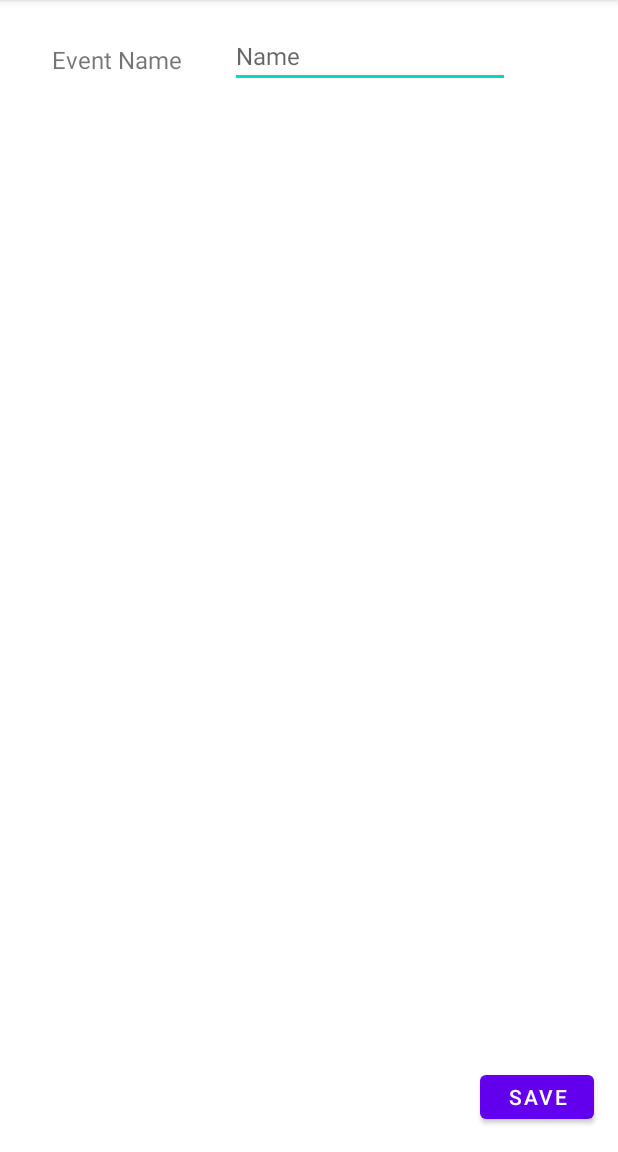
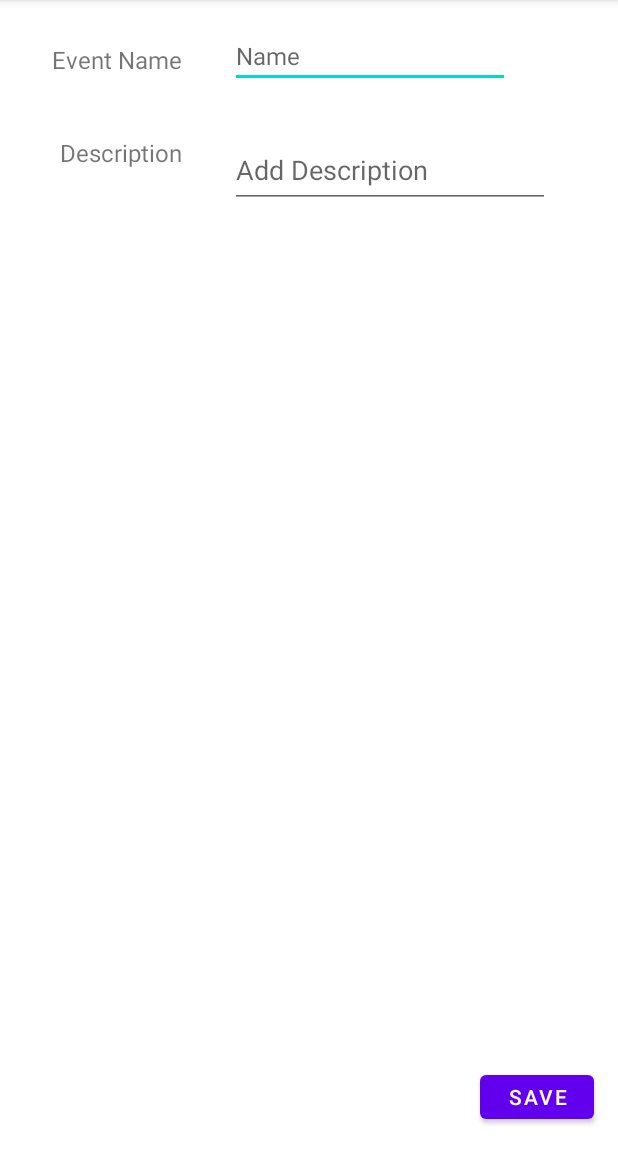
Before and after one commit to Azura-yuwi/OnTrack, an Android app: the DisplayEvent screen opened directly, with no data from a screen before it, after a tap on "EDIT", on a phone screen of 412 x 824 dp, the part 84-1236 px from its top. Run offline under Robolectric (Android 15) with nearby library versions, the phone set to English and light mode, and no system bars.

Commit message:
02/23/2022 Description field added

```diff
--- a/app/src/main/java/com/example/ontrack/DisplayEvent.java
+++ b/app/src/main/java/com/example/ontrack/DisplayEvent.java
@@ -22,17 +22,26 @@ public class DisplayEvent extends AppCompatActivity {
         Intent intent = getIntent();
         String name = intent.getStringExtra("event_name");
         index = intent.getIntExtra("position", 0);
+
         TextView textView = (TextView) findViewById(R.id.tvInputEventName);
         textView.setText(name);
+
+        String des = intent.getStringExtra("event_des");
+        TextView textViewDes = (TextView) findViewById(R.id.tvShowInputDescription);
+        textViewDes.setText(des);
     }
 
     public void editEventPage(View view)
     {
         TextView textView = (TextView) findViewById(R.id.tvInputEventName);
         String name = textView.getText().toString();
+        TextView textViewDes = (TextView) findViewById(R.id.tvShowInputDescription);
+        String des = textViewDes.getText().toString();
+
         Intent intent = new Intent(this, NewEventPage.class);
         intent.putExtra("pass_type", 1);
         intent.putExtra("event_name", name);
+        intent.putExtra("event_des", des);
         editEventLaunch.launch(intent);
     }
 
@@ -52,8 +61,10 @@ public class DisplayEvent extends AppCompatActivity {
             {
                 Intent dataIntent = result.getData();
                 String returnString = dataIntent.getStringExtra("edit");
+                String des = dataIntent.getStringExtra("editDes");
                 Intent passBack = new Intent();
                 passBack.putExtra("edit_name", returnString);
+                passBack.putExtra("edit_des", des);
                 passBack.putExtra("position", index);
                 setResult(0, passBack);
                 finish();
--- a/app/src/main/java/com/example/ontrack/MainAdapter.java
+++ b/app/src/main/java/com/example/ontrack/MainAdapter.java
@@ -8,7 +8,7 @@ import androidx.recyclerview.widget.RecyclerView;
 import java.util.ArrayList;
 
 public class MainAdapter extends RecyclerView.Adapter<MainAdapter.ViewHolder> {
-    private ArrayList<String> data;
+    private ArrayList<Event> data;
     private static ClickListener listener;
 
     public interface ClickListener
@@ -48,7 +48,8 @@ public class MainAdapter extends RecyclerView.Adapter<MainAdapter.ViewHolder> {
 
     @Override
     public void onBindViewHolder(ViewHolder holder, int position) {
-        holder.getTextView().setText(data.get(position));
+        Event event = data.get(position);
+        holder.getTextView().setText(event.name);
 
         holder.view.setOnClickListener(new View.OnClickListener(){
             @Override
--- a/app/src/main/res/layout/activity_new_event_page.xml
+++ b/app/src/main/res/layout/activity_new_event_page.xml
@@ -49,4 +49,26 @@
         app:layout_constraintBottom_toBottomOf="parent"
         app:layout_constraintEnd_toEndOf="parent"
         tools:ignore="TouchTargetSizeCheck" />
+
+    <TextView
+        android:id="@+id/tvMakeDescription"
+        android:layout_width="wrap_content"
+        android:layout_height="wrap_content"
+        android:layout_marginTop="40dp"
+        android:text="Description"
+        android:textSize="16sp"
+        app:layout_constraintEnd_toEndOf="@+id/tvEventName"
+        app:layout_constraintTop_toBottomOf="@+id/tvEventName" />
+
+    <EditText
+        android:id="@+id/etmlMakeDescription"
+        android:layout_width="wrap_content"
+        android:layout_height="wrap_content"
+        android:ems="10"
+        android:gravity="start|top"
+        android:hint="Add Description"
+        android:inputType="textMultiLine"
+        android:minHeight="48dp"
+        app:layout_constraintStart_toStartOf="@+id/etEventName"
+        app:layout_constraintTop_toTopOf="@+id/tvMakeDescription" />
 </androidx.constraintlayout.widget.ConstraintLayout>
```
Also changed, not shown: app/src/main/java/com/example/ontrack/Event.java (+10 -0 lines), app/src/main/java/com/example/ontrack/MainActivity.java (+11 -4 lines), app/src/main/java/com/example/ontrack/NewEventPage.java (+9 -3 lines), app/src/main/res/layout/activity_display_event2.xml (+18 -0 lines), app/src/main/res/layout/text_row_item.xml (+16 -2 lines).
